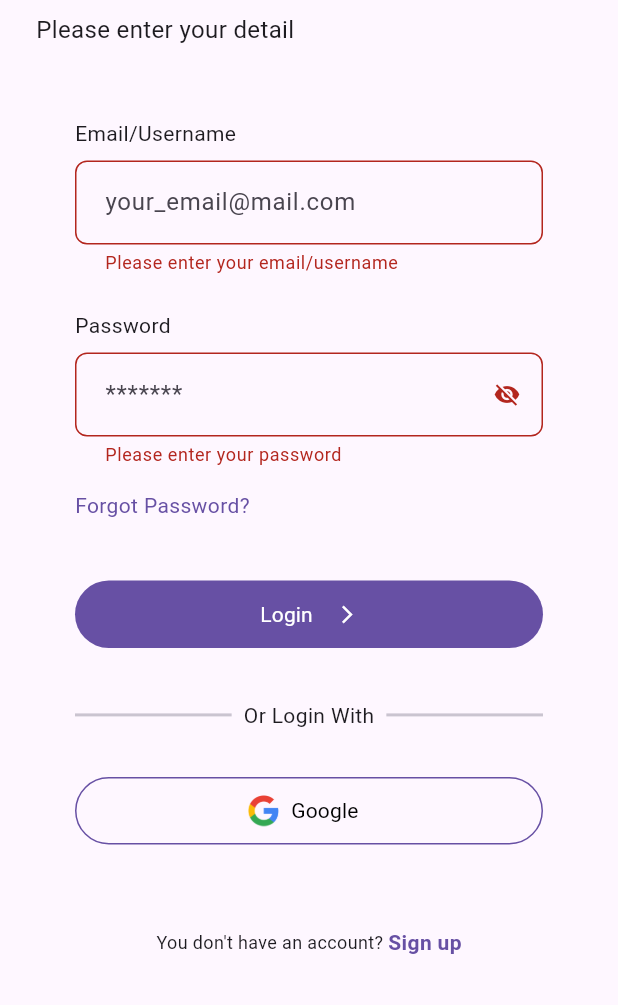
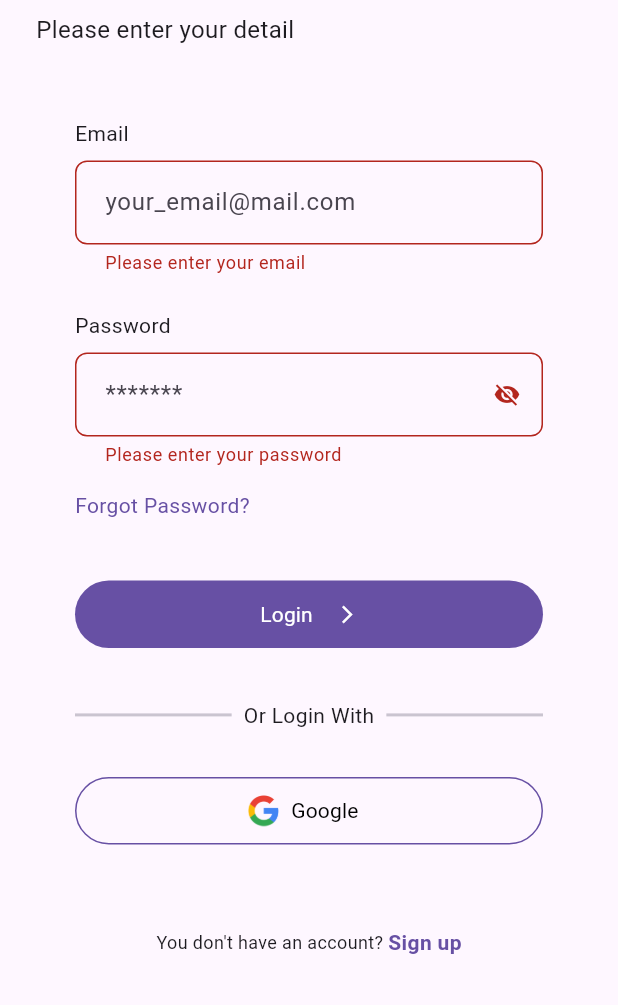
Before and after one commit to Nattapat-is-my-name/TungTee, a Flutter app: the LoginPage screen opened directly, after a tap on "Login", on a phone screen of 412 x 824 dp, the part 231-1236 px from its top. Run offline on Flutter 3.47's test engine with Material 2 defaults, Android fonts, the phone set to English and light mode, and no system bars; our stand-ins replace cloud_firestore, firebase_auth, firebase_core, google_sign_in; accounts and stored records are empty.

Commit message:
Add regex email validation

```diff
--- a/lib/widgets/login_form.dart
+++ b/lib/widgets/login_form.dart
@@ -98,14 +98,20 @@
     return Form(
       key: _loginFormKey,
       child: Column(crossAxisAlignment: CrossAxisAlignment.start, children: [
-        const Text('Email/Username'),
+        const Text('Email'),
         const SizedBox(height: 8),
         TextFormField(
+          keyboardType: TextInputType.emailAddress,
           autovalidateMode: AutovalidateMode.onUserInteraction,
           controller: emailController,
           validator: (value) {
             if (value == null || value.isEmpty) {
-              return 'Please enter your email/username';
+              return 'Please enter your email';
+            }
+            if (!RegExp(
+                    r"^[a-zA-Z0-9.a-zA-Z0-9.!#$%&'*+-/=?^_`{|}~]+@[a-zA-Z0-9]+\.[a-zA-Z]+")
+                .hasMatch(value)) {
+              return 'Please enter email in correct format';
             }
             return null;
           },
@@ -132,6 +138,7 @@
         const Text('Password'),
         const SizedBox(height: 8),
         TextFormField(
+          keyboardType: TextInputType.visiblePassword,
           autovalidateMode: AutovalidateMode.onUserInteraction,
           controller: passwordController,
           validator: (value) {
```
